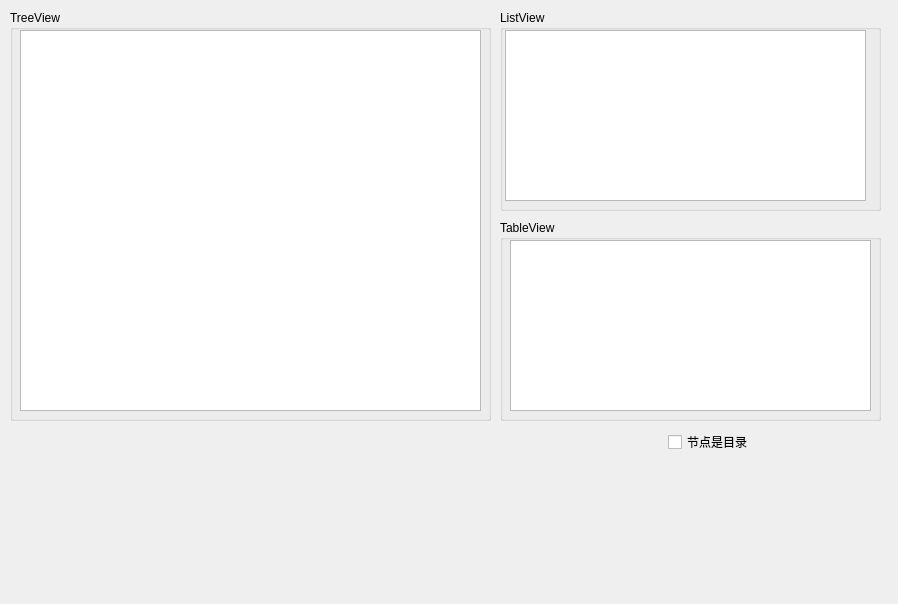
Before: the Qt Designer form samp5_1/mainwindow.ui in wlnetman/Qt59_cpp_dev_guide, drawn with Qt 5.
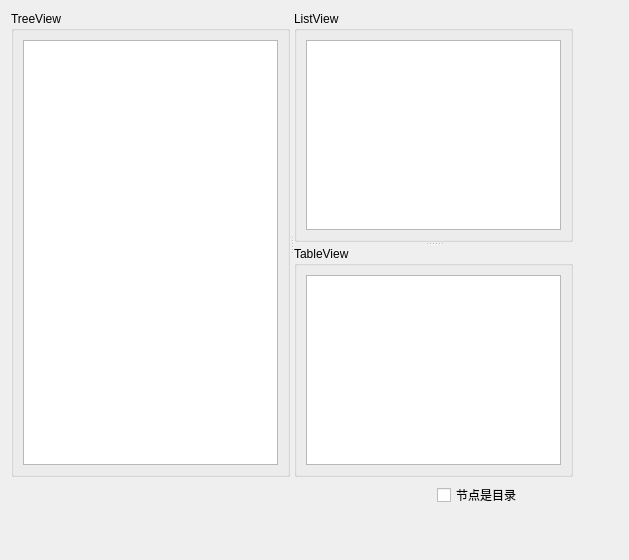
After: the same form once the commit is applied.

Diff of the .ui file:
```diff
--- a/samp5_1/mainwindow.ui
+++ b/samp5_1/mainwindow.ui
@@ -6,127 +6,122 @@
    <rect>
     <x>0</x>
     <y>0</y>
-    <width>898</width>
-    <height>604</height>
+    <width>629</width>
+    <height>560</height>
    </rect>
   </property>
   <property name="windowTitle">
    <string>MainWindow</string>
   </property>
   <widget class="QWidget" name="centralwidget">
+   <property name="sizePolicy">
+    <sizepolicy hsizetype="Expanding" vsizetype="Expanding">
+     <horstretch>0</horstretch>
+     <verstretch>0</verstretch>
+    </sizepolicy>
+   </property>
+   <widget class="QWidget" name="layoutWidget">
+    <property name="geometry">
+     <rect>
+      <x>11</x>
+      <y>11</y>
+      <width>562</width>
+      <height>516</height>
+     </rect>
+    </property>
+    <layout class="QVBoxLayout" name="verticalLayout">
+     <item>
+      <widget class="QSplitter" name="splitter_2">
+       <property name="orientation">
+        <enum>Qt::Horizontal</enum>
+       </property>
    <widget class="QGroupBox" name="groupBox">
-    <property name="geometry">
-     <rect>
-      <x>10</x>
-      <y>10</y>
-      <width>481</width>
-      <height>411</height>
-     </rect>
-    </property>
     <property name="title">
      <string>TreeView</string>
     </property>
-    <widget class="QTreeView" name="treeView">
-     <property name="geometry">
-      <rect>
-       <x>10</x>
-       <y>20</y>
-       <width>461</width>
-       <height>381</height>
-      </rect>
-     </property>
-    </widget>
-   </widget>
+        <layout class="QHBoxLayout" name="horizontalLayout">
+         <item>
+          <widget class="QTreeView" name="treeView"/>
+         </item>
+        </layout>
+       </widget>
+       <widget class="QSplitter" name="splitter">
+        <property name="orientation">
+         <enum>Qt::Vertical</enum>
+        </property>
    <widget class="QGroupBox" name="groupBox_2">
-    <property name="geometry">
-     <rect>
-      <x>500</x>
-      <y>10</y>
-      <width>381</width>
-      <height>201</height>
-     </rect>
+         <property name="minimumSize">
+          <size>
+           <width>90</width>
+           <height>0</height>
+          </size>
     </property>
     <property name="title">
      <string>ListView</string>
     </property>
-    <widget class="QListView" name="listView">
-     <property name="geometry">
-      <rect>
-       <x>5</x>
-       <y>20</y>
-       <width>361</width>
-       <height>171</height>
-      </rect>
-     </property>
-    </widget>
+         <layout class="QHBoxLayout" name="horizontalLayout_2">
+          <item>
+           <widget class="QListView" name="listView"/>
+          </item>
+         </layout>
    </widget>
    <widget class="QGroupBox" name="groupBox_3">
-    <property name="geometry">
-     <rect>
-      <x>500</x>
-      <y>220</y>
-      <width>381</width>
-      <height>201</height>
-     </rect>
+         <property name="minimumSize">
+          <size>
+           <width>90</width>
+           <height>0</height>
+          </size>
     </property>
     <property name="title">
      <string>TableView</string>
     </property>
-    <widget class="QTableView" name="tableView">
-     <property name="geometry">
-      <rect>
-       <x>10</x>
-       <y>20</y>
-       <width>361</width>
-       <height>171</height>
-      </rect>
-     </property>
-    </widget>
-   </widget>
-   <widget class="QWidget" name="gridLayoutWidget">
-    <property name="geometry">
-     <rect>
-      <x>10</x>
-      <y>430</y>
-      <width>871</width>
-      <height>121</height>
-     </rect>
-    </property>
-    <layout class="QGridLayout" name="gridLayout" rowstretch="1,1">
-     <item row="0" column="3">
+         <layout class="QHBoxLayout" name="horizontalLayout_3">
+          <item>
+           <widget class="QTableView" name="tableView"/>
+          </item>
+         </layout>
+        </widget>
+       </widget>
+      </widget>
+     </item>
+     <item>
+      <layout class="QGridLayout" name="gridLayout">
+       <item row="0" column="0">
       <widget class="QLabel" name="labFileName">
        <property name="text">
         <string/>
        </property>
       </widget>
      </item>
-     <item row="0" column="5">
-      <widget class="QLabel" name="labFileType">
-       <property name="text">
-        <string/>
-       </property>
-      </widget>
-     </item>
-     <item row="0" column="4">
+       <item row="0" column="1">
       <widget class="QLabel" name="labSize">
        <property name="text">
         <string/>
        </property>
       </widget>
      </item>
-     <item row="0" column="6">
+       <item row="0" column="2">
+        <widget class="QLabel" name="labFileType">
+         <property name="text">
+          <string/>
+         </property>
+        </widget>
+       </item>
+       <item row="0" column="3">
       <widget class="QCheckBox" name="chkIsDir">
        <property name="text">
         <string>节点是目录</string>
        </property>
       </widget>
      </item>
-     <item row="1" column="3" colspan="3">
+       <item row="1" column="0">
       <widget class="QLabel" name="labPath">
        <property name="text">
         <string/>
        </property>
       </widget>
+       </item>
+      </layout>
      </item>
     </layout>
    </widget>
```
Lines whose indentation alone changed are shown as unchanged.
